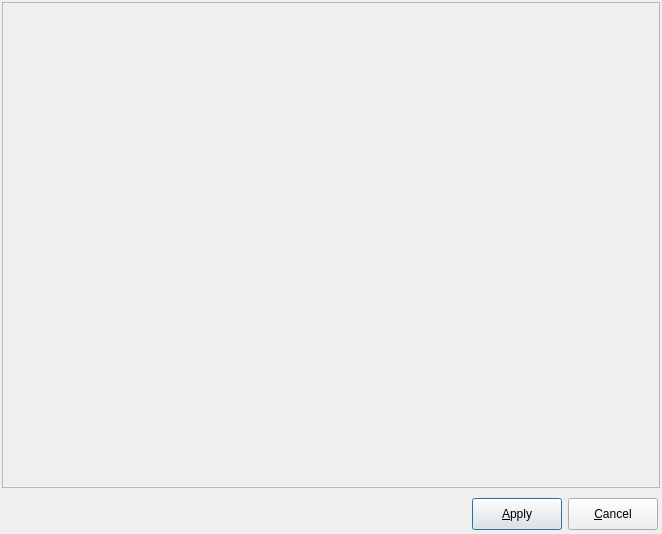
Qt form libpgmodeler_ui/ui/baseform.ui (pgmodeler/pgmodeler) before a commit.
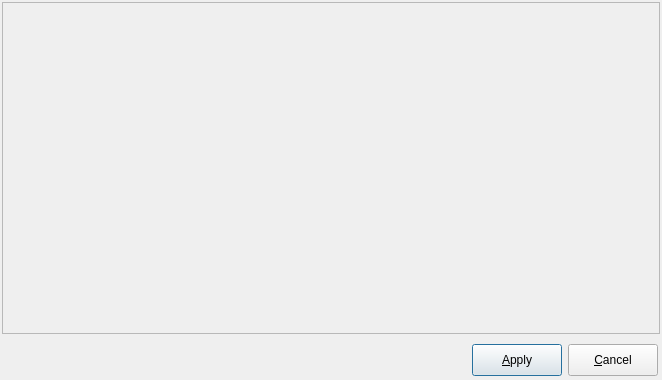
The same form after that commit. Icons and pictures are not drawn.

Commit message:
Fixed the disabled close button on editing forms (Windows only)
Changed the way the s_objectAdded signal is captured in
ModelObjectsWidget::selectObject in order to work properly in Windows.

The edit to the form file:
```diff
--- a/libpgmodeler_ui/ui/baseform.ui
+++ b/libpgmodeler_ui/ui/baseform.ui
@@ -10,13 +10,13 @@
     <x>0</x>
     <y>0</y>
     <width>662</width>
-    <height>534</height>
+    <height>380</height>
    </rect>
   </property>
   <property name="minimumSize">
    <size>
     <width>250</width>
-    <height>0</height>
+    <height>100</height>
    </size>
   </property>
   <property name="windowTitle">
```
The commit also changes 3 other files.
